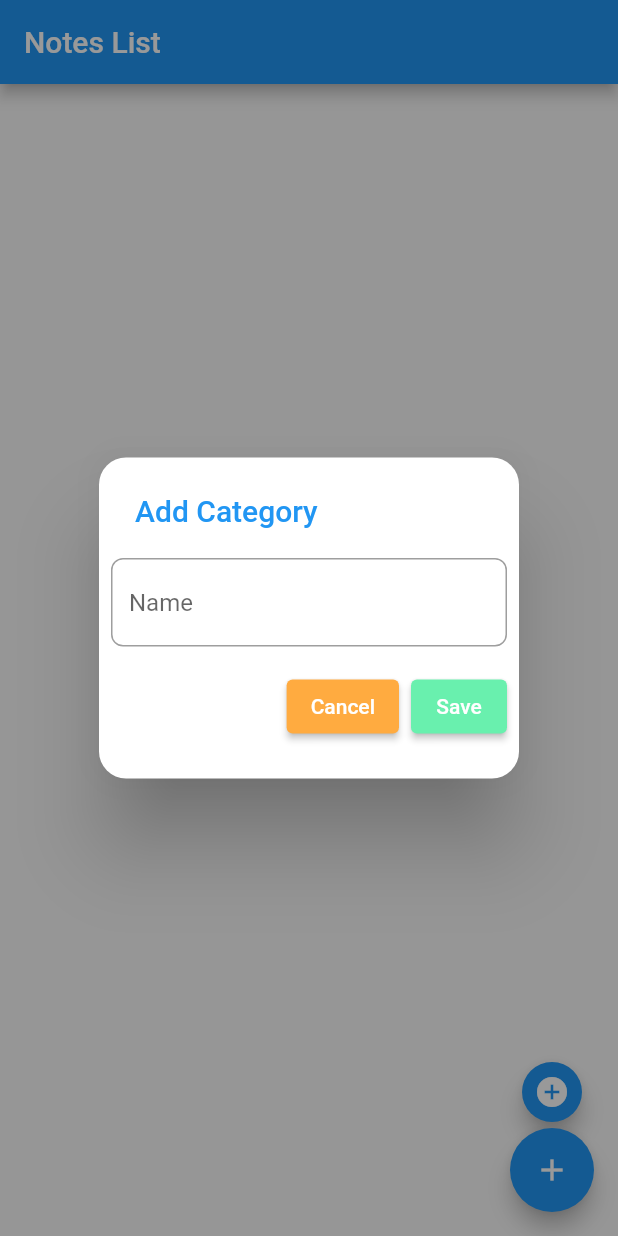
After one commit to hamitseyrek/flutter_todo_list_sqflite, a Flutter app: the screen it shows after launch, after a tap on the "add circle" icon, on a phone screen of 412 x 824 dp. The commit adds this screen. Run offline on Flutter 3.47's test engine with Material 2 defaults, Android fonts, the light colour scheme and no system bars; our stand-ins replace sqflite; accounts and stored records are empty.

Commit message:
add category and note add button

```diff
--- /dev/null
+++ b/lib/home_page.dart
@@ -0,0 +1,73 @@
+import 'package:flutter/material.dart';
+
+class HomePage extends StatelessWidget {
+  HomePage({ Key? key }) : super(key: key);
+
+  var _myFormKey = GlobalKey();
+  @override
+  Widget build(BuildContext context) {
+    return Scaffold(
+      appBar: AppBar(title: Text('Notes List'),),
+    floatingActionButton: Column(
+      mainAxisAlignment: MainAxisAlignment.end,
+      children: [
+      FloatingActionButton(onPressed: (){
+        showDialog(
+          context: context,
+          barrierColor: Colors.black.withOpacity(0.4),
+          barrierDismissible: false,
+          builder: (context){
+          return SimpleDialog(
+            title: Text('Add Category', style: TextStyle(color: Theme.of(context).primaryColor)),
+            children: [
+              Form(child: Padding(
+                padding: const EdgeInsets.all(8.0),
+                child: TextFormField(
+                  decoration: InputDecoration(alignLabelWithHint: true,
+                  labelText: 'Name',
+                  border: OutlineInputBorder(borderRadius: BorderRadius.circular(8))),
+                validator: (enterName){
+                  if (enterName == null) {
+                    return 'Category name cannot be null';
+                  } else if(enterName.length<3){
+                    return 'Category name cannot be less than 3 characters';
+                  }
+                },
+                ),
+              ),
+              key: _myFormKey,
+
+              ),
+              ButtonBar(
+                mainAxisSize: MainAxisSize.max,
+                children: [
+                  ElevatedButton(onPressed: (){Navigator.pop(context);}, style: ButtonStyle(backgroundColor: MaterialStateProperty.all(Colors.orangeAccent)), child: Text('Cancel', style: TextStyle(color: Colors.white),)),
+                  ElevatedButton(onPressed: (){}, style: ButtonStyle(backgroundColor: MaterialStateProperty.all(Colors.greenAccent)), child: Text('Save', style: TextStyle(color: Colors.white),)),
+                ],
+              ),
+            ],
+            shape: RoundedRectangleBorder(
+    borderRadius: BorderRadius.circular(18),
+  ),
+          );
+        });
+      }, child: Icon(Icons.add_circle), tooltip: 'Add Category', mini: true,),
+      FloatingActionButton(onPressed: (){
+        showDialog(context: context, builder: (context){
+          return SimpleDialog(
+            title: Text('Add Note', style: TextStyle(color: Theme.of(context).primaryColor),),
+            children: [
+              Form(child: TextFormField(
+                decoration: InputDecoration(alignLabelWithHint: true,
+                labelText: 'Title',
+                border: OutlineInputBorder(borderRadius: BorderRadius.circular(8))),
+              ))
+            ],
+          );
+        });
+      }, child: Icon(Icons.add), tooltip: 'Add Note',),
+    ],),
+    body: Container(child: Center(child: Text('data'),),),
+    );
+  }
+}
--- a/lib/main.dart
+++ b/lib/main.dart
@@ -1,5 +1,5 @@
 import 'package:flutter/material.dart';
-import 'package:flutter_todo_list_sqflite/utils/db_helper.dart';
+import 'package:flutter_todo_list_sqflite/home_page.dart';
 
 void main() {
   runApp(MyApp());
@@ -10,15 +10,14 @@ class MyApp extends StatelessWidget {
 
   @override
   Widget build(BuildContext context) {
-      var dbHelper = DbHelper();
 
-    dbHelper.getCategories();
     return MaterialApp(
+      debugShowCheckedModeBanner: false,
       title: 'Flutter Demo',
       theme: ThemeData(
         primarySwatch: Colors.blue,
       ),
-      home: Text('merhaba'),
+      home: HomePage(),
     );
   }
 }
--- a/lib/utils/db_helper.dart
+++ b/lib/utils/db_helper.dart
@@ -1,4 +1,6 @@
 import 'package:flutter/services.dart';
+import 'package:flutter_todo_list_sqflite/models/category.dart';
+import 'package:flutter_todo_list_sqflite/models/note.dart';
 import 'package:sqflite/sqflite.dart';
 import 'package:path/path.dart';
 import 'dart:io';
@@ -60,10 +62,56 @@ var databasesPath = await getDatabasesPath();
 
 }
 
+/* CRUD for Categories Table */
 getCategories() async {
   var db = await _getDatabase();
-  var result = await db.query('category');
-  print(result);
+  var result = await db.query('categories');
+  return result;
 }
 
+Future<int> categoryCreate(Category category) async{
+  var db = await _getDatabase();
+  var id = await db.insert('categories', category.toMap());
+  return id;
 }
+
+Future<int> categoryUpdate(Category category) async{
+  var db = await _getDatabase();
+  var id = await db.update('categories', category.toMap(), where: 'id = ?', whereArgs: [category.id]);
+  return id;
+}
+
+Future<int> categoryDelete(int catId) async{
+  var db = await _getDatabase();
+  var result = await db.delete('categories', where: 'id = ?', whereArgs: [catId]);
+  return result;
+}
+/* Categories finish */
+
+/* CRUD for Notes Table */
+getNotes() async {
+  var db = await _getDatabase();
+  var result = await db.query('notes', orderBy: 'id DESC');
+  return result;
+}
+
+Future<int> noteCreate(Note note) async{
+  var db = await _getDatabase();
+  var id = await db.insert('notes', note.toMap());
+  return id;
+}
+
+Future<int> noteUpdate(Note note) async{
+  var db = await _getDatabase();
+  var id = await db.update('notes', note.toMap(), where: 'id = ?', whereArgs: [note.id]);
+  return id;
+}
+
+Future<int> noteDelete(int noteId) async{
+  var db = await _getDatabase();
+  var result = await db.delete('notes', where: 'id = ?', whereArgs: [noteId]);
+  return result;
+}
+/* Notes finish */
+
+}
```
Also changed, not shown: 1 other file.
